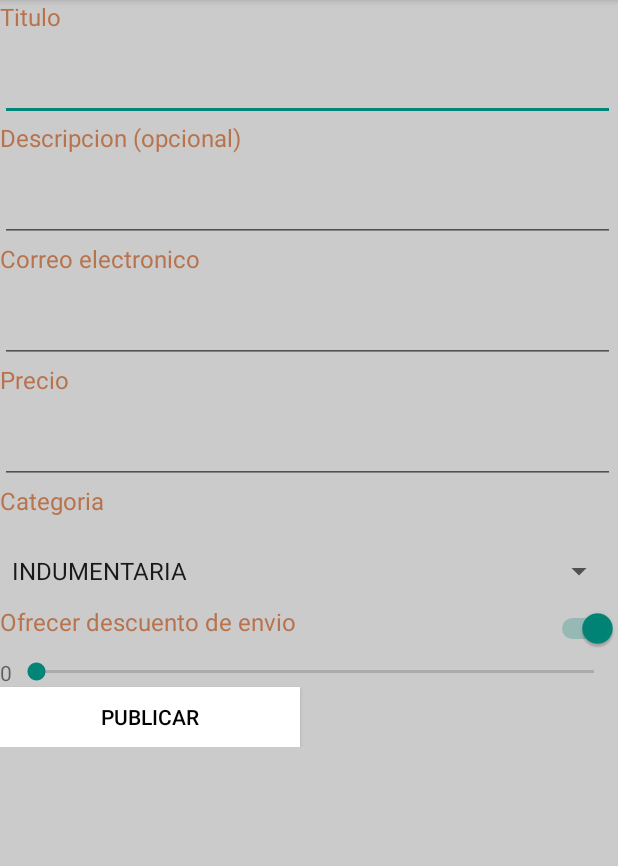
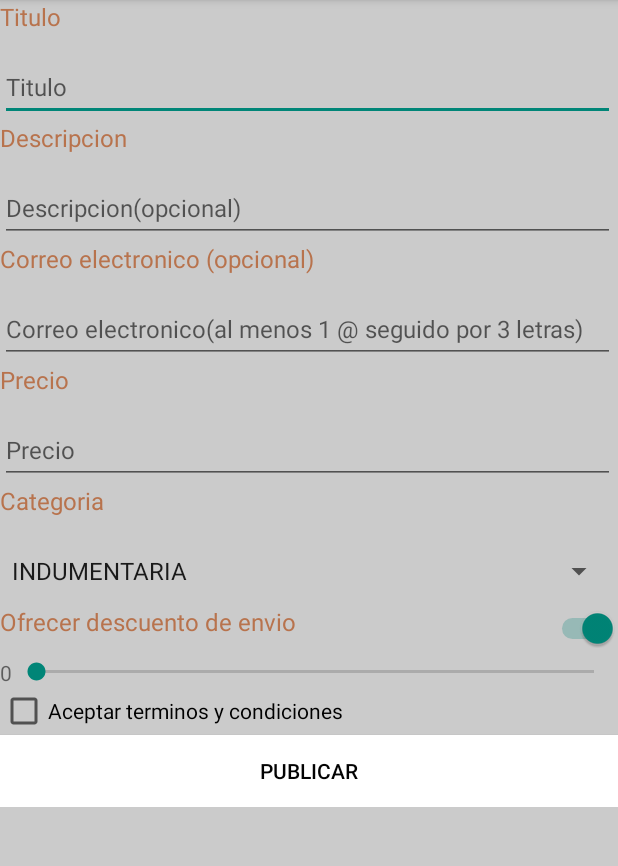
Before and after one commit to maty670/TPs, an Android app: the screen it shows after launch (MainActivity), after a tap on "PUBLICAR", on a phone screen of 412 x 824 dp, the part 84-950 px from its top. Run offline under Robolectric (Android 15) with nearby library versions, the phone set to English and light mode, and no system bars; 2 other taps on this screen came first.

Commit message:
Validaciones, agregado checkbox terminos y condiiones

```diff
--- a/app/src/main/java/com/example/compraventa/MainActivity.java
+++ b/app/src/main/java/com/example/compraventa/MainActivity.java
@@ -4,6 +4,7 @@ import android.support.v7.app.AppCompatActivity;
 import android.os.Bundle;
 import android.view.View;
 import android.widget.Button;
+import android.widget.CheckBox;
 import android.widget.EditText;
 import android.widget.SeekBar;
 import android.widget.Spinner;
@@ -17,12 +18,12 @@ public class MainActivity extends AppCompatActivity {
     public EditText txtDescripcion;
     public EditText txtCorreo;
     public EditText txtPrecio;
-    public Button BtnAceptar;
     public Spinner SpinnerCategorias;
-    public TextView textoDescuento;
+    public TextView txtDescuento;
     public Switch SwitchDescuento;
     public SeekBar SeekBarDescuento;
-
+    public CheckBox CheckBoxTerminos;
+    public Button BtnAceptar;
 
     @Override
     protected void onCreate(Bundle savedInstanceState) {
@@ -36,28 +37,47 @@ public class MainActivity extends AppCompatActivity {
         SpinnerCategorias = findViewById(R.id.spinnerCategoria);
         BtnAceptar = findViewById(R.id.buttonAceptar);
         SeekBarDescuento = findViewById(R.id.seekBarDescuento);
-        textoDescuento = findViewById(R.id.textViewDescuento);
+        txtDescuento = findViewById(R.id.textViewDescuento);
         SwitchDescuento = findViewById(R.id.switchDescuento);
-
+        CheckBoxTerminos = findViewById(R.id.checkBoxTerminos);
         BarraDescuentos(SeekBarDescuento);
 
 
     }
 
     public void ValidarCampos(View view) {
-        if (txtTitulo.getText().toString().equals("") || txtCorreo.getText().toString().equals("") || txtPrecio.getText().toString().equals(""))
-            Toast.makeText(this, "Campos incompletos", Toast.LENGTH_SHORT).show();
+        String Titulo = txtTitulo.getText().toString();
+        String Precio = txtPrecio.getText().toString();
+        String Correo = txtCorreo.getText().toString();
+        Boolean DescuentoCheck = SwitchDescuento.isChecked();
+        Boolean DescuentoNoCheck = !SwitchDescuento.isChecked();
+        int Descuento = SeekBarDescuento.getProgress();
+        Boolean TerminosCheck = CheckBoxTerminos.isChecked();
+        Boolean TerminosNoCheck = !CheckBoxTerminos.isChecked();
 
 
+        if (Titulo.equals("") | Precio.equals(""))
+            Toast.makeText(this,"Campos Titulo y Precio no pueden estar vacios", Toast.LENGTH_SHORT).show();
+        else if(Integer.parseInt(Precio)<=0)
+            Toast.makeText(this, "El precio debe ser mayor a 0", Toast.LENGTH_SHORT).show();
+        else if(Correo.length()>0 & (!(Correo.contains("@")) | !(Correo.lastIndexOf("@")<Correo.length()-3))) {
+            Toast.makeText(this, "Correo debe contener al menos 1 @ seguido de 3 letras", Toast.LENGTH_SHORT).show();
+        }
+        else if(DescuentoCheck & Descuento==0){
+            Toast.makeText(this, "Descuento debe ser mayor a 0%", Toast.LENGTH_SHORT).show();
+        }else if (TerminosNoCheck)
+            Toast.makeText(this, "Debe aceptar los terminos y condiciones", Toast.LENGTH_SHORT).show();
+
     }
+
     public void ActivarDescuento(View view) {
         if (SwitchDescuento.isChecked()) {
             SeekBarDescuento.setVisibility(View.VISIBLE);
-            textoDescuento.setVisibility(View.VISIBLE);
+            txtDescuento.setVisibility(View.VISIBLE);
         }
         else{
-            SeekBarDescuento.setVisibility(View.INVISIBLE);
-            textoDescuento.setVisibility(View.INVISIBLE);
+            SeekBarDescuento.setVisibility(View.GONE);
+            txtDescuento.setVisibility(View.GONE);
         }
     }
 
@@ -73,7 +93,7 @@ public class MainActivity extends AppCompatActivity {
                     @Override
                     public void onProgressChanged(SeekBar seekBar,
                                                   int progress, boolean fromUser) {
-                        textoDescuento.setText(String.valueOf(progress) + "%");
+                        txtDescuento.setText(String.valueOf(progress) + "%");
                     }
 
                     @Override
--- a/app/src/main/res/layout/activity_main.xml
+++ b/app/src/main/res/layout/activity_main.xml
@@ -22,7 +22,7 @@
                 android:id="@+id/txtTitulo"
                 android:layout_width="@dimen/txtWidth"
                 android:layout_height="@dimen/txtHeight"
-                android:text="@string/TxtTitulo"
+                android:text="@string/Titulo"
                 android:textColor="@color/txtColor"
                 android:textSize="@dimen/txtSize" />
 
@@ -30,6 +30,7 @@
                 android:id="@+id/editTitulo"
                 android:layout_width="@dimen/inputWidth"
                 android:layout_height="@dimen/inputHeight"
+                android:hint="@string/TituloHint"
                 android:textColor="@color/inputColor"
                 android:textSize="@dimen/txtSize" />
 
@@ -37,7 +38,7 @@
                 android:id="@+id/txtDescripcion"
                 android:layout_width="@dimen/txtWidth"
                 android:layout_height="@dimen/txtHeight"
-                android:text="@string/TxtDescripcion"
+                android:text="@string/Descripcion"
                 android:textColor="@color/txtColor"
                 android:textSize="@dimen/txtSize" />
 
@@ -45,6 +46,7 @@
                 android:id="@+id/editDescripcion"
                 android:layout_width="@dimen/inputWidth"
                 android:layout_height="@dimen/inputHeight"
+                android:hint="@string/DescripcionHint"
                 android:inputType="textMultiLine"
                 android:textColor="@color/inputColor"
                 android:textSize="@dimen/txtSize" />
@@ -53,7 +55,7 @@
                 android:id="@+id/txtCorreo"
                 android:layout_width="@dimen/txtWidth"
                 android:layout_height="@dimen/txtHeight"
-                android:text="@string/TxtCorreo"
+                android:text="@string/Correo"
                 android:textColor="@color/txtColor"
                 android:textSize="@dimen/txtSize" />
 
@@ -61,15 +63,17 @@
                 android:id="@+id/editCorreo"
                 android:layout_width="@dimen/inputWidth"
                 android:layout_height="@dimen/inputHeight"
+                android:hint="@string/CorreoHint"
                 android:inputType="textEmailAddress"
                 android:textColor="@color/inputColor"
-                android:textSize="@dimen/txtSize" />
+                android:textSize="@dimen/txtSize"
+                android:visibility="visible" />
 
             <TextView
                 android:id="@+id/txtPrecio"
                 android:layout_width="@dimen/txtWidth"
                 android:layout_height="@dimen/txtHeight"
-                android:text="@string/TxtPrecio"
+                android:text="@string/Precio"
                 android:textColor="@color/txtColor"
                 android:textSize="@dimen/txtSize" />
 
@@ -77,6 +81,7 @@
                 android:id="@+id/editPrecio"
                 android:layout_width="@dimen/inputWidth"
                 android:layout_height="@dimen/inputHeight"
+                android:hint="@string/PrecioHint"
                 android:inputType="number"
                 android:textColor="@color/inputColor"
                 android:textSize="@dimen/txtSize" />
@@ -85,7 +90,7 @@
                 android:id="@+id/txtCategoria"
                 android:layout_width="@dimen/txtWidth"
                 android:layout_height="@dimen/txtHeight"
-                android:text="@string/TxtCategoria"
+                android:text="@string/Categoria"
                 android:textColor="@color/txtColor"
                 android:textSize="@dimen/txtSize" />
 
@@ -94,6 +99,7 @@
                 android:layout_width="@dimen/inputWidth"
                 android:layout_height="@dimen/inputHeight"
                 android:entries="@array/Categorias"
+                android:text="Seleccione Categoria"
                 android:spinnerMode="dropdown" />
 
             <LinearLayout
@@ -105,7 +111,7 @@
                     android:id="@+id/txtDescuento"
                     android:layout_width="@dimen/txtWidth"
                     android:layout_height="@dimen/txtHeight"
-                    android:text="@string/TxtDescEnvio"
+                    android:text="@string/DescEnvio"
                     android:textColor="@color/txtColor"
                     android:textSize="@dimen/txtSize" />
 
@@ -129,22 +135,29 @@
                     android:layout_height="wrap_content"
                     android:gravity="center"
                     android:text="0"
-                    android:visibility="invisible" />
+                    android:visibility="gone" />
 
                 <SeekBar
                     android:id="@+id/seekBarDescuento"
                     android:layout_width="match_parent"
                     android:layout_height="wrap_content"
-                    android:visibility="invisible" />
+                    android:visibility="gone" />
             </LinearLayout>
+
+            <CheckBox
+                android:id="@+id/checkBoxTerminos"
+                android:layout_width="match_parent"
+                android:layout_height="match_parent"
+                android:text="@string/Terminos" />
 
             <Button
                 android:id="@+id/buttonAceptar"
-                android:layout_width="@dimen/botonWidth"
-                android:layout_height="@dimen/botonHeight"
+                android:layout_width="match_parent"
+                android:layout_height="match_parent"
                 android:background="@color/botonColor"
+                android:gravity="center"
                 android:onClick="ValidarCampos"
-                android:text="@string/TxtPublicar"
+                android:text="@string/Publicar"
                 android:textColor="@color/txtBotonColor"
                 android:textSize="@dimen/txtBotonSize" />
 
--- a/app/src/main/res/values/strings.xml
+++ b/app/src/main/res/values/strings.xml
@@ -1,16 +1,22 @@
 <resources>
     <string name="app_name">CompraVenta</string>
 
-    <string name="TxtTitulo">Titulo</string>
-    <string name="TxtDescripcion">Descripcion (opcional)</string>
-    <string name="TxtCorreo">Correo electronico</string>
-    <string name="TxtPrecio">Precio</string>
-    <string name="TxtCategoria">Categoria</string>
-    <string name="TxtDescEnvio">Ofrecer descuento de envio</string>
-    <string name="TxtRetiro">Retiro en persona</string>
-    <string name="TxtDirRetiro">Direccion de retiro</string>
-    <string name="TxtTerminos">Aceptar terminos y condiciones</string>
-    <string name="TxtPublicar">Publicar</string>
+    <string name="Titulo">Titulo</string>
+    <string name="Descripcion">Descripcion</string>
+    <string name="Correo">Correo electronico (opcional)</string>
+    <string name="Precio">Precio</string>
+    <string name="Categoria">Categoria</string>
+    <string name="DescEnvio">Ofrecer descuento de envio</string>
+    <string name="Retiro">Retiro en persona</string>
+    <string name="DirRetiro">Direccion de retiro</string>
+    <string name="Terminos">Aceptar terminos y condiciones</string>
+    <string name="Publicar">Publicar</string>
+
+    <string name="TituloHint">Titulo</string>
+    <string name="DescripcionHint">Descripcion(opcional)</string>
+    <string name="CorreoHint">Correo electronico(al menos 1 @ seguido por 3 letras)</string>
+    <string name="PrecioHint">Precio</string>
+
 
     <string-array name="Categorias">
         <item>INDUMENTARIA</item>
```
